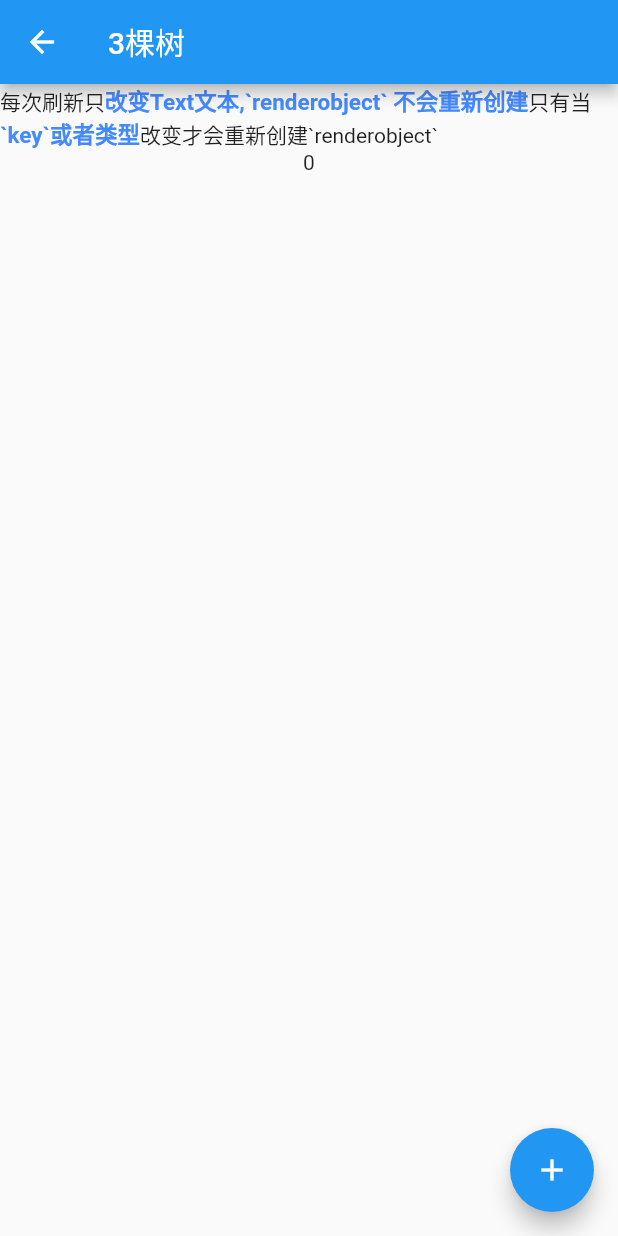
After one commit to ifgyong/flutter-example, a Flutter app: the BaseRenderTree screen opened by its route, on a phone screen of 412 x 824 dp. The commit adds this screen. Run offline on Flutter 3.47's test engine with Material 2 defaults, Android fonts, the phone set to English and light mode, and no system bars; our stand-ins replace dio, equatable, flutter_bloc, flutter_redux, redux and 1 more; missing offline and left inert: dart:ffi, dart:html, flutter_easyhub, flutter_simple_record_and_player.

Commit message:
add 3tree

```diff
--- a/lib/main.dart
+++ b/lib/main.dart
@@ -1,67 +1,6 @@
 import 'package:flutter/cupertino.dart';
 import 'package:flutter/material.dart';
-import 'package:fluttertest01/Features/base_will_pop.dart';
-import 'package:fluttertest01/animation/base_animaiton.dart';
-import 'package:fluttertest01/animation/base_animation_diy.dart';
-import 'package:fluttertest01/animation/base_animation_switch.dart';
-import 'package:fluttertest01/animation/base_hreo.dart';
-import 'package:fluttertest01/animation/base_pageRoute.dart';
-import 'package:fluttertest01/animation/base_tagger_animation.dart';
-import 'package:fluttertest01/baseWidget/baseButtons.dart';
-import 'package:fluttertest01/baseWidget/baseIndicator.dart';
-import 'package:fluttertest01/baseWidget/baseState.dart';
-import 'package:fluttertest01/baseWidget/baseSwitch.dart';
-import 'package:fluttertest01/baseWidget/baseText.dart';
-import 'package:fluttertest01/baseWidget/baseTextField.dart';
-import 'package:fluttertest01/baseWidget/dialog.dart';
-import 'package:fluttertest01/baseWidget/imgAndIcon.dart';
-import 'package:fluttertest01/comment/config.dart';
-import 'package:fluttertest01/container/base_bars.dart';
-import 'package:fluttertest01/container/base_container.dart';
-import 'package:fluttertest01/container/base_decorateBox.dart';
-import 'package:fluttertest01/container/base_clip.dart';
-import 'package:fluttertest01/container/base_constraints.dart';
-import 'package:fluttertest01/container/base_padding.dart';
-import 'package:fluttertest01/container/base_transform.dart';
-import 'package:fluttertest01/features/base_color_and_theme.dart';
-import 'package:fluttertest01/features/base_eventbus.dart';
-import 'package:fluttertest01/features/base_future_stream.dart';
-import 'package:fluttertest01/features/base_gesturedetetor.dart';
-import 'package:fluttertest01/features/base_notification.dart';
-import 'package:fluttertest01/features/base_touch_handle.dart';
-import 'package:fluttertest01/features/share_data.dart';
-import 'package:fluttertest01/file_and_http/fileAction.dart';
-import 'package:fluttertest01/file_and_http/http_client.dart';
-import 'package:fluttertest01/file_and_http/http_dio.dart';
-import 'package:fluttertest01/file_and_http/http_socket.dart';
-import 'package:fluttertest01/file_and_http/json_to_model.dart';
-import 'package:fluttertest01/layout/baseFlex.dart';
-import 'package:fluttertest01/layout/base_align.dart';
-import 'package:fluttertest01/layout/base_flow_and_wrap.dart';
-import 'package:fluttertest01/layout/base_row_and_column.dart';
-import 'package:fluttertest01/layout/base_stack.dart';
-import 'package:fluttertest01/scrollview/scrollview.dart';
-import 'package:fluttertest01/scrollview/baseCustomScrollview.dart';
-import 'package:fluttertest01/scrollview/baseGridView.dart';
-import 'package:fluttertest01/scrollview/baseListView.dart';
-import 'package:fluttertest01/scrollview/baseListenScrollViewOffset.dart';
-import 'package:fluttertest01/scrollview/baseSingleChildScrollView.dart';
-import 'package:fluttertest01/tips/asyn_and_isolate.dart';
-import 'package:fluttertest01/tips/async_and_async*.dart';
-import 'package:fluttertest01/tips/base_bloc.dart';
-import 'package:fluttertest01/tips/base_key.dart';
-import 'package:fluttertest01/tips/layout/base_layout.dart';
-import 'package:fluttertest01/tips/provider/base_provider.dart';
-import 'package:fluttertest01/tips/base_record.dart';
-import 'package:fluttertest01/tips/bloc/base_login_cubit.dart';
-import 'package:fluttertest01/tips/fish_redux_page.dart';
-import 'package:fluttertest01/tips/keepStateAlive.dart';
-import 'package:fluttertest01/tips/page_view.dart';
-import 'package:fluttertest01/tips/page_view_tabbar.dart';
-import 'package:fluttertest01/tips/redux_page.dart';
-import 'package:fluttertest01/tips/rx_dart/base_rxDart.dart';
-import 'package:fluttertest01/tips/scoped_page.dart';
-import 'package:fluttertest01/tips/wechat_view.dart';
+import 'mainUtil.dart';
 
 void main() {
   runApp(new MyApp());
@@ -150,6 +89,7 @@ class MyApp extends StatelessWidget {
         BaseKeyPage.routeName: (_) => BaseKeyPage(),
         BaseLayoutPage.routeName: (_) => BaseLayoutPage(),
         BaseDartPage.routeName: (_) => BaseDartPage(),
+        BaseRenderTree.routeName: (_) => BaseRenderTree()
       },
     );
   }
@@ -259,7 +199,7 @@ class MyHomeState extends State<MyHome> {
                 _child('使用Socket', '/BaseSocketRoute'),
                 _child('json 转model', '/BaseJsonToModelRoute'),
               ]),
-          _title('其他每周小部件与Tips', subTile: '状态保持、', list: [
+          _title('其他每周小部件与Tips', subTile: '状态保持、状态管理、详解key、同步与异步', list: [
             _child('保持页面数据不丢失', '/BaseKeepStateAlive'),
             _child('异步与多线程', '/BaseAsynAndISOlateRoute'),
             _child('异步与同步数据流', '/BaseAsync'),
@@ -272,9 +212,10 @@ class MyHomeState extends State<MyHome> {
             _child('状态管理(3)BLoC', BaseBLoCPageRoute.routeName),
             _child('状态管理(4)provider', BaseProviderRouteProvider.routeName),
             _child('阿里fish(5) redux', BaseFishReduxPage.routeName),
-            _child('key的妙用', BaseKeyPage.routeName),
-            _child('layoutBuilder', BaseLayoutPage.routeName),
+            _child('详解 key', BaseKeyPage.routeName),
+            _child('获取widget大小的layoutBuilder', BaseLayoutPage.routeName),
             _child('rxdart', BaseDartPage.routeName),
+            _child('渲染树', BaseRenderTree.routeName),
           ]),
         ],
       ),
--- /dev/null
+++ b/lib/tips/base_render_tree.dart
@@ -0,0 +1,73 @@
+import 'package:flutter/cupertino.dart';
+import 'package:flutter/foundation.dart';
+import 'package:flutter/material.dart';
+
+///
+/// Created by fgyong on 2020/8/26.
+///
+
+class BaseRenderTree extends StatefulWidget {
+  BaseRenderTree({Key key}) : super(key: key);
+
+  @override
+  _BaseRenderTreeState createState() => _BaseRenderTreeState();
+  static String get routeName => '/BaseRenderTree';
+}
+
+class _BaseRenderTreeState extends State<BaseRenderTree> {
+  @override
+  Widget build(BuildContext context) {
+    return Scaffold(
+      appBar: AppBar(
+        title: Text('3棵树'),
+      ),
+      body: _body(),
+      floatingActionButton: FloatingActionButton(
+        child: Icon(Icons.add),
+        onPressed: _add,
+      ),
+    );
+  }
+
+  void _add() {
+    setState(() {
+      _count += 1;
+    });
+  }
+
+  int _count = 0;
+  Widget _body() {
+    return Center(
+      child: Column(
+        children: <Widget>[
+          Text.rich(
+            TextSpan(
+              text: '每次刷新只',
+              children: [
+                _widgetBold('改变Text文本,`renderobject` 不会重新创建'),
+                _widget('只有当'),
+                _widgetBold('`key`或者类型'),
+                _widget('改变才会重新创建`renderobject`')
+              ],
+            ),
+          ),
+          Text('$_count'),
+        ],
+      ),
+    );
+  }
+
+  TextSpan _widgetBold(String string) {
+    return TextSpan(
+      text: '$string',
+      style: TextStyle(
+          fontSize: 15, color: Colors.blueAccent, fontWeight: FontWeight.bold),
+    );
+  }
+
+  TextSpan _widget(String string) {
+    return TextSpan(
+      text: '$string',
+    );
+  }
+}
```
Also changed, not shown: lib/main3.dart (+16 -0 lines), lib/mainUtil.dart (added, +67 -0 lines), lib/tips/rx_dart/base_rxDart.dart (+6 -1 lines), 2 other files.
